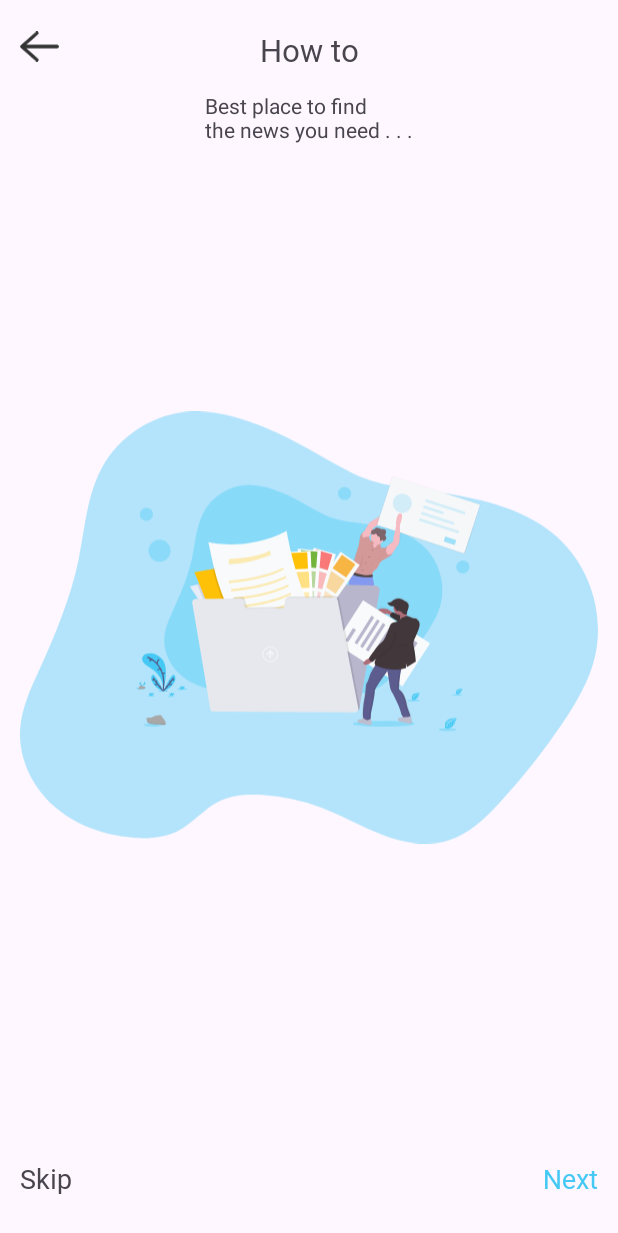
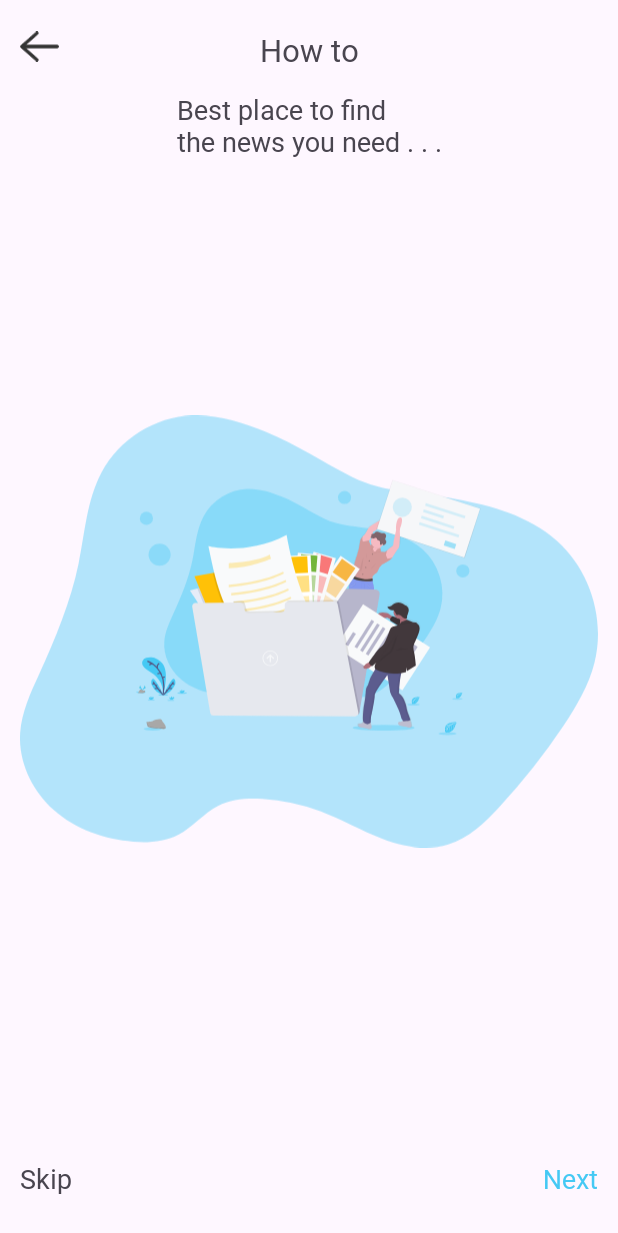
Before and after one commit to StonedRio/NewsHunt, an Android app: the fragment HowToFragment placed in its activity, on a phone screen of 412 x 824 dp. Shown: the top 1233 px of the screen. Run offline under Robolectric (Android 15) with nearby library versions, the phone set to English and light mode, and no system bars; our stand-ins replace sdp/ssp sizes.

Commit message:
changes in cardview

```diff
--- a/app/src/main/res/layout/how_to_cardview.xml
+++ b/app/src/main/res/layout/how_to_cardview.xml
@@ -8,6 +8,8 @@
         android:id="@+id/title_textview"
         android:layout_width="wrap_content"
         android:layout_height="wrap_content"
+        android:textSize="@dimen/_14ssp"
+        android:fontFamily="@font/ebrima_regular"
         app:layout_constraintEnd_toEndOf="parent"
         app:layout_constraintStart_toStartOf="parent"
         app:layout_constraintTop_toTopOf="parent" />
@@ -26,6 +28,8 @@
         android:id="@+id/description_textview"
         android:layout_width="wrap_content"
         android:layout_height="wrap_content"
+        android:textSize="@dimen/_14ssp"
+        android:fontFamily="@font/ebrima_regular"
         app:layout_constraintBottom_toBottomOf="parent"
         app:layout_constraintEnd_toEndOf="parent"
         app:layout_constraintStart_toStartOf="parent" />
```
